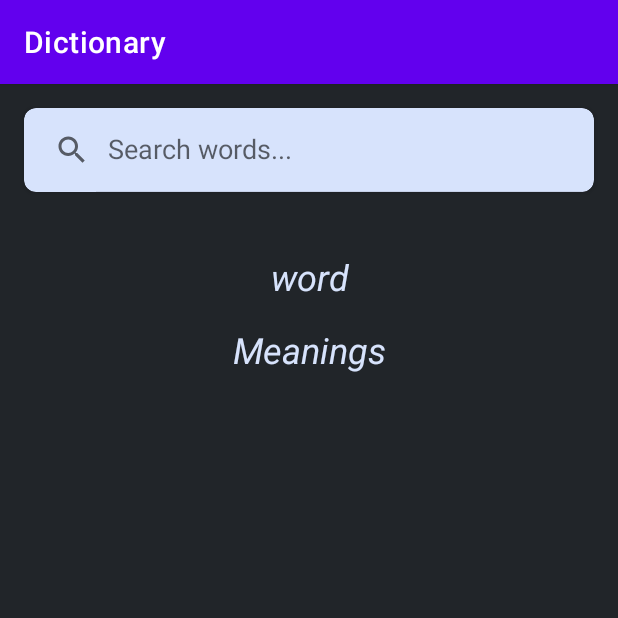
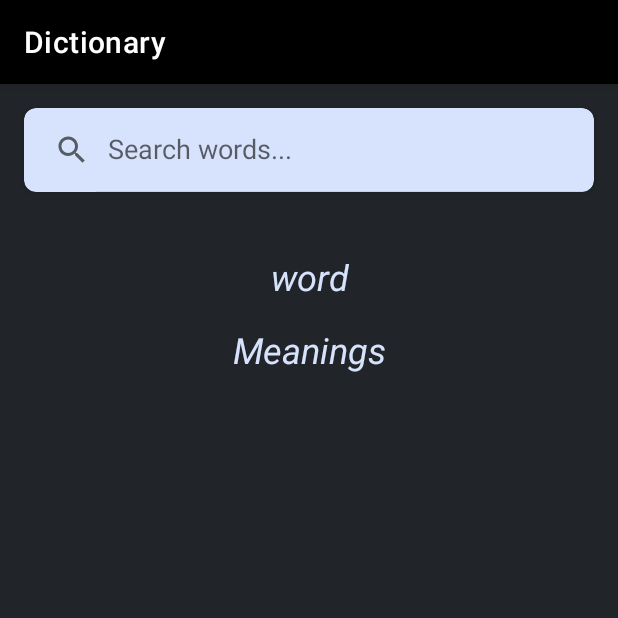
Before and after one commit to Sejuty/Dictionary, an Android app: the screen it shows after launch (MainActivity), on a phone screen of 412 x 824 dp, the top half of it. Run offline under Robolectric (Android 15) with nearby library versions, the phone set to English and light mode, and no system bars.

Commit message:
logo updated

```diff
--- a/app/src/main/AndroidManifest.xml
+++ b/app/src/main/AndroidManifest.xml
@@ -5,9 +5,9 @@
 
     <application
         android:allowBackup="true"
-        android:icon="@mipmap/ic_launcher"
+        android:icon="@drawable/dictionary"
         android:label="@string/app_name"
-        android:roundIcon="@mipmap/ic_launcher_round"
+        android:roundIcon="@drawable/dictionary"
         android:supportsRtl="true"
         android:theme="@style/Theme.Dictionary">
         <activity
--- a/app/src/main/java/com/nishat00/dictionary/Adapters/DefinitionsAdapter.java
+++ b/app/src/main/java/com/nishat00/dictionary/Adapters/DefinitionsAdapter.java
@@ -1,6 +1,7 @@
 package com.nishat00.dictionary.Adapters;
 
 import android.content.Context;
+import android.util.Log;
 import android.view.LayoutInflater;
 import android.view.ViewGroup;
 
@@ -38,8 +39,11 @@ public class DefinitionsAdapter extends RecyclerView.Adapter<DefinitionsViewHold
         StringBuilder synonyms = new StringBuilder();
         StringBuilder antonyms = new StringBuilder();
 
+
         synonyms.append(definitionsList.get(position).getSynonyms());
         antonyms.append(definitionsList.get(position).getAntonyms());
+
+        //Log.i("Synonyms", synonyms.toString());
 
         holder.textview_synonyms.setText(synonyms);
         holder.textview_antonyms.setText(antonyms);
--- a/app/src/main/java/com/nishat00/dictionary/Adapters/MeaningsAdapter.java
+++ b/app/src/main/java/com/nishat00/dictionary/Adapters/MeaningsAdapter.java
@@ -34,6 +34,7 @@ public class MeaningsAdapter extends RecyclerView.Adapter<MeaningsViewHolder> {
     @Override
     public void onBindViewHolder(@NonNull MeaningsViewHolder holder, int position) {
         holder.textview_partOfSpeech.setText("Parts of Speech: "+meaningsList.get(position).getPartOfSpeech());
+
         holder.recyler_definitions.setHasFixedSize(true);
         holder.recyler_definitions.setLayoutManager(new GridLayoutManager(context,1));
 
--- a/app/src/main/java/com/nishat00/dictionary/model/Meanings.java
+++ b/app/src/main/java/com/nishat00/dictionary/model/Meanings.java
@@ -3,8 +3,8 @@ package com.nishat00.dictionary.model;
 import java.util.List;
 
 public class Meanings {
-    String partOfSpeech ="";
-    List<Definitions> definitions =null;
+    String partOfSpeech = "";
+    List<Definitions> definitions = null;
 
     public String getPartOfSpeech() {
         return partOfSpeech;
--- a/app/src/main/java/com/nishat00/dictionary/view_holders/MeaningsViewHolder.java
+++ b/app/src/main/java/com/nishat00/dictionary/view_holders/MeaningsViewHolder.java
@@ -12,6 +12,7 @@ public class MeaningsViewHolder extends RecyclerView.ViewHolder {
 
     public TextView textview_partOfSpeech;
     public RecyclerView recyler_definitions;
+
     public MeaningsViewHolder(@NonNull View itemView) {
         super(itemView);
         textview_partOfSpeech = itemView.findViewById(R.id.textview_partOfSpeech);
--- a/app/src/main/java/com/nishat00/dictionary/view_holders/PhoneticsViewHolder.java
+++ b/app/src/main/java/com/nishat00/dictionary/view_holders/PhoneticsViewHolder.java
@@ -1,12 +1,14 @@
 package com.nishat00.dictionary.view_holders;
 
 import android.view.View;
+import android.widget.Adapter;
 import android.widget.ImageButton;
 import android.widget.TextView;
 
 import androidx.annotation.NonNull;
 import androidx.recyclerview.widget.RecyclerView;
 
+import com.nishat00.dictionary.Adapters.PhoneticsAdapter;
 import com.nishat00.dictionary.R;
 
 public class PhoneticsViewHolder extends RecyclerView.ViewHolder {
--- a/app/src/main/res/layout/activity_main.xml
+++ b/app/src/main/res/layout/activity_main.xml
@@ -66,6 +66,7 @@
         </LinearLayout>
 
 
+
     </LinearLayout>
 
 </ScrollView>
--- a/app/src/main/res/values/themes.xml
+++ b/app/src/main/res/values/themes.xml
@@ -2,8 +2,8 @@
     <!-- Base application theme. -->
     <style name="Theme.Dictionary" parent="Theme.MaterialComponents.DayNight.DarkActionBar">
         <!-- Primary brand color. -->
-        <item name="colorPrimary">@color/purple_500</item>
-        <item name="colorPrimaryVariant">@color/purple_700</item>
+        <item name="colorPrimary">@color/black</item>
+        <item name="colorPrimaryVariant">@color/black</item>
         <item name="colorOnPrimary">@color/white</item>
         <!-- Secondary brand color. -->
         <item name="colorSecondary">@color/teal_200</item>
```
Also changed, not shown: app/src/main/java/com/nishat00/dictionary/Adapters/PhoneticsAdapter.java (+5 -3 lines).
